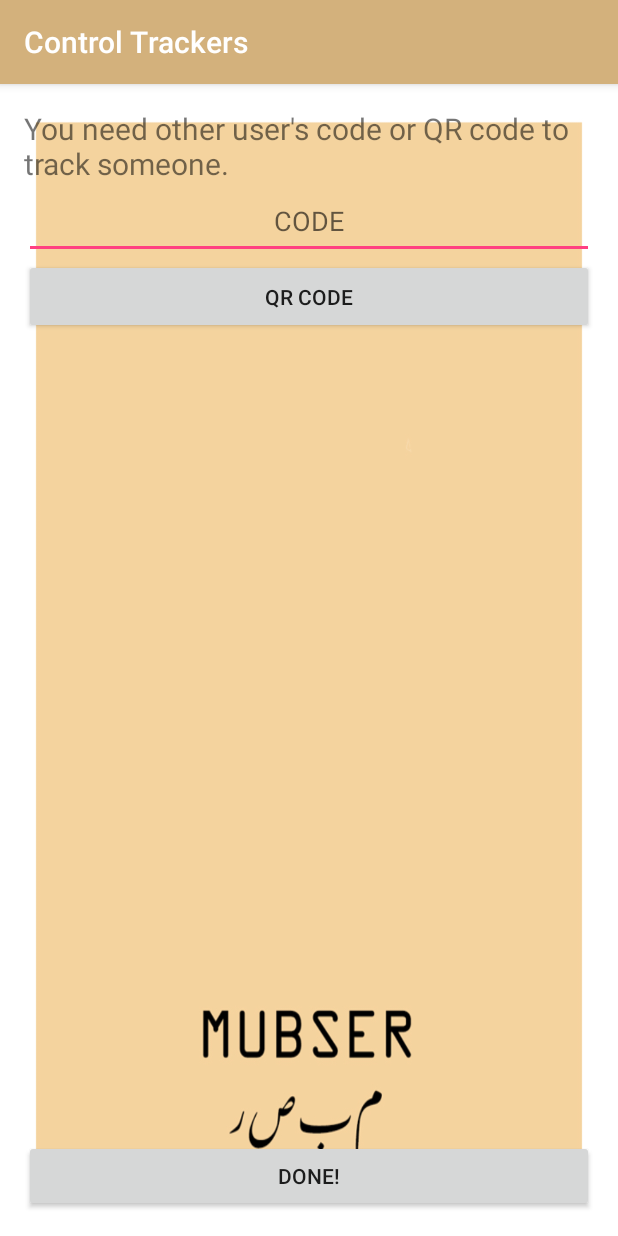
After one commit to miraniyam/Mubser, an Android app: the CtrlTrackersActivity screen opened directly, with no data from a screen before it, on a phone screen of 412 x 824 dp. The commit adds this screen. Run offline under Robolectric (Android 15) with nearby library versions, the phone set to English and light mode, and no system bars.

Commit message:
Add Acitivty and Layout for Control Trackers

```diff
--- a/app/src/main/AndroidManifest.xml
+++ b/app/src/main/AndroidManifest.xml
@@ -68,6 +68,8 @@
             android:windowSoftInputMode="adjustResize"></activity>
         <activity android:name=".MainpageArabic"
             android:windowSoftInputMode="adjustResize"></activity>
+        <activity android:name=".CtrlTrackersActivity"
+            android:windowSoftInputMode="adjustResize"/>
     </application>
 
 </manifest>
--- /dev/null
+++ b/app/src/main/java/com/example/miranlee/mubser/CtrlTrackersActivity.java
@@ -0,0 +1,64 @@
+package com.example.miranlee.mubser;
+
+import android.content.Intent;
+import android.os.Bundle;
+import android.support.v7.app.AppCompatActivity;
+import android.view.View;
+import android.widget.Button;
+import android.widget.EditText;
+import android.widget.Toast;
+
+/**
+ * Created by KhawlaAlkooheji on 2/24/17.
+ */
+
+public class CtrlTrackersActivity extends AppCompatActivity {
+
+    public static final int REQUEST_CODE_QR_CODE=1000;
+
+    Button qr;
+    EditText user_code;
+
+    @Override
+    protected void onCreate(Bundle savedInstanceState) {
+        super.onCreate(savedInstanceState);
+        setContentView(R.layout.activity_ctrltrackers);
+        setTitle("Control Trackers");
+        qr = (Button)findViewById(R.id.btn_qr);
+        user_code = (EditText)findViewById(R.id.user_code);
+    }
+
+    public void Click_qr(View v) {
+
+        Intent intent = new Intent(CtrlTrackersActivity.this, SimpleScannerActivity.class);
+
+        startActivityForResult(intent, REQUEST_CODE_QR_CODE);
+    }
+
+    protected void onActivityResult(int requestCode, int resultCode, Intent data) {
+
+        String code = data.getStringExtra("result");
+        user_code.setText(code);
+
+        switch (requestCode){
+            case REQUEST_CODE_QR_CODE:
+                if(resultCode==RESULT_OK){
+                    code = data.getStringExtra("result");
+                    user_code.setText(code);
+                }else {
+                    Toast.makeText(this, "Not Registered Code",Toast.LENGTH_SHORT).show();
+                }
+                break;
+            default:
+                super.onActivityResult(requestCode, resultCode, data);
+        }
+
+
+    }
+
+    public void Click_done(View v) {
+
+    }
+
+
+}
--- /dev/null
+++ b/app/src/main/res/layout/activity_ctrltrackers.xml
@@ -0,0 +1,51 @@
+<?xml version="1.0" encoding="utf-8"?>
+<RelativeLayout xmlns:android="http://schemas.android.com/apk/res/android"
+    xmlns:tools="http://schemas.android.com/tools"
+    android:layout_width="fill_parent"
+    android:layout_height="fill_parent"
+    android:paddingBottom="@dimen/activity_vertical_margin"
+    android:paddingLeft="@dimen/activity_horizontal_margin"
+    android:paddingRight="@dimen/activity_horizontal_margin"
+    android:paddingTop="@dimen/activity_vertical_margin"
+    android:background="@drawable/bgp1"
+    tools:context="com.example.miranlee.mubser.PickingActivity"
+    android:windowSoftInputMode="adjustResize">
+
+    <LinearLayout
+        android:layout_width="match_parent"
+        android:layout_height="wrap_content"
+        android:orientation="vertical">
+        <TextView
+            android:layout_width="match_parent"
+            android:layout_height="wrap_content"
+            android:textSize="20dp"
+            android:text="You need other user's code or QR code to track someone."/>
+        <EditText
+            android:layout_width="match_parent"
+            android:layout_height="50dp"
+            android:hint="CODE"
+            android:textAlignment="center"
+            android:id="@+id/user_code"/>
+        <Button
+            android:layout_width="match_parent"
+            android:layout_height="50dp"
+            android:text="QR code"
+            android:id="@+id/btn_qr"
+            android:onClick="Click_qr"/>
+    </LinearLayout>
+
+    <LinearLayout
+        android:layout_width="match_parent"
+        android:layout_height="wrap_content"
+        android:layout_gravity="bottom"
+        android:layout_alignParentBottom="true">
+        <Button
+            android:onClick="Click_done"
+            android:layout_width="match_parent"
+            android:layout_height="wrap_content"
+            android:text="DONE!"
+            android:id="@+id/btn_done"/>
+
+    </LinearLayout>
+
+</RelativeLayout>
```
Also changed, not shown: app/src/main/java/com/example/miranlee/mubser/SettingsActivity.java (+7 -0 lines), app/src/main/res/layout/activity_settings.xml (+12 -0 lines).
